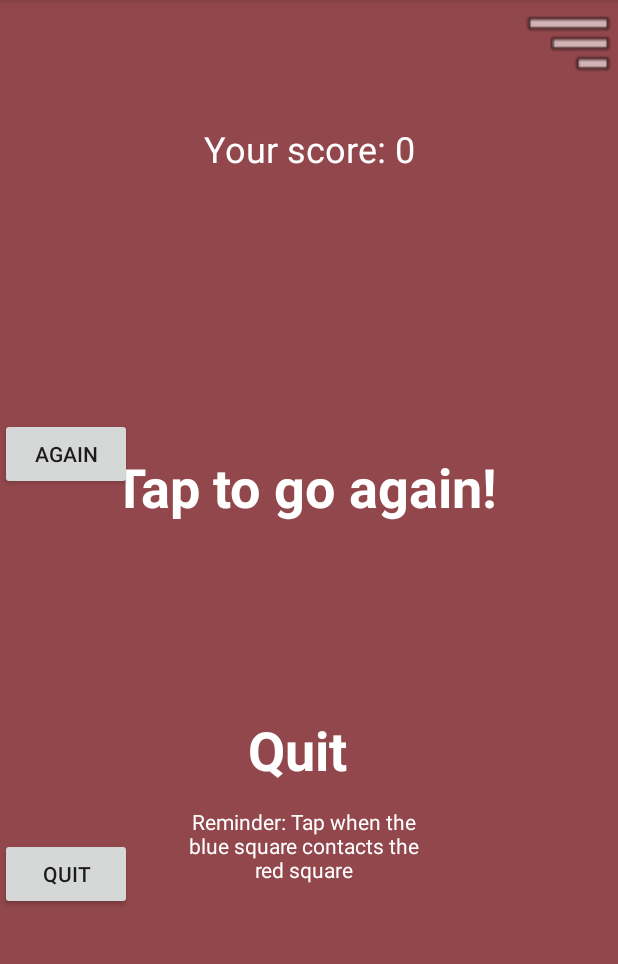
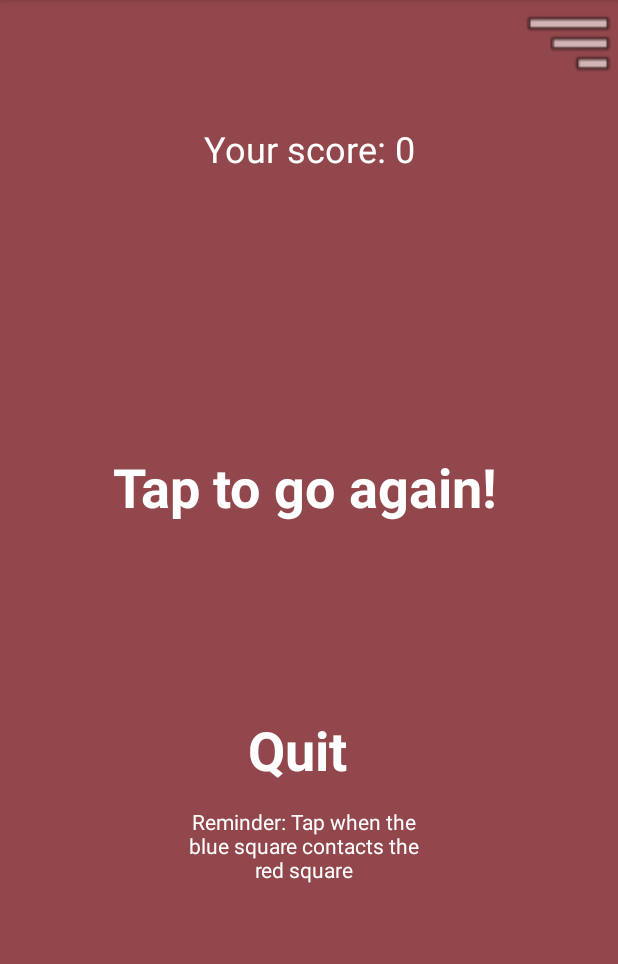
Before and after one commit to vrba8650/488App, an Android app: the fail screen opened directly, with no data from a screen before it, on a phone screen of 412 x 824 dp, the part 84-1048 px from its top. Run offline under Robolectric (Android 15) with nearby library versions, the phone set to English and light mode, and no system bars.

Commit message:
made buttons invis

```diff
--- a/app/src/main/res/layout/activity_fail.xml
+++ b/app/src/main/res/layout/activity_fail.xml
@@ -30,11 +30,12 @@
 
     <Button
         android:id="@+id/TryAgainButton"
-        android:layout_width="wrap_content"
-        android:layout_height="wrap_content"
+        android:layout_width="381dp"
+        android:layout_height="318dp"
         android:layout_alignParentBottom="true"
-        android:layout_marginBottom="441dp"
-        android:text="Again" />
+        android:layout_centerHorizontal="true"
+        android:layout_marginBottom="158dp"
+        android:background="#00FFFFFF" />
 
     <TextView
         android:id="@+id/txtQuit"
@@ -49,11 +50,12 @@
 
     <Button
         android:id="@+id/quitButton"
-        android:layout_width="wrap_content"
-        android:layout_height="wrap_content"
+        android:layout_width="270dp"
+        android:layout_height="216dp"
         android:layout_alignParentBottom="true"
-        android:layout_marginBottom="161dp"
-        android:text="quit" />
+        android:layout_centerHorizontal="true"
+        android:layout_marginBottom="-62dp"
+        android:background="#00FFFFFF" />
 
     <TextView
         android:id="@+id/txtReminder"
--- a/app/src/main/res/layout/activity_main.xml
+++ b/app/src/main/res/layout/activity_main.xml
@@ -73,11 +73,11 @@
 
     <Button
         android:id="@+id/startButton"
-        android:layout_width="wrap_content"
-        android:layout_height="wrap_content"
+        android:layout_width="402dp"
+        android:layout_height="667dp"
         android:layout_alignParentBottom="true"
         android:layout_centerHorizontal="true"
-        android:text="Click to Start" />
+        android:background="#00FFFFFF" />
 
     <ImageButton
         android:id="@+id/btnSettings"
```
Also changed, not shown: app/src/main/res/layout/activity_play_screen.xml (+7 -6 lines).
